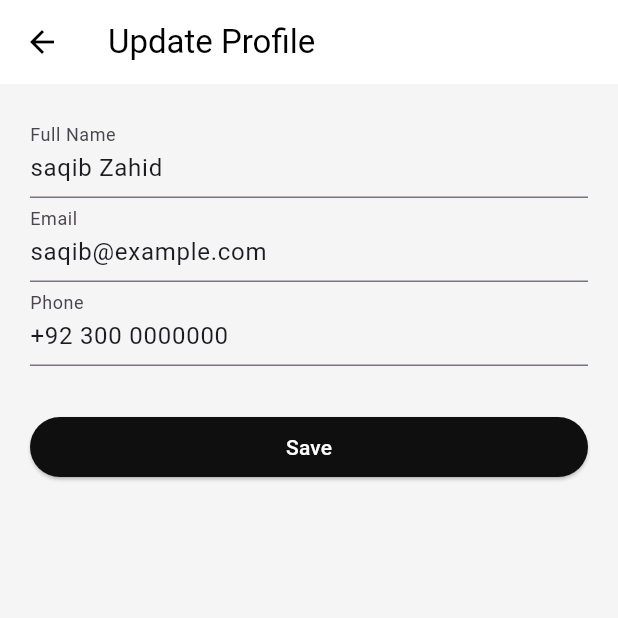
After one commit to DevBeastTeam/rent, a Flutter app: the ListingPage screen opened directly, item 5 of the bottom bar chosen, after a tap on "Update Profile", on a phone screen of 412 x 824 dp, the top half of it. The commit adds this screen. Run offline on Flutter 3.47's test engine with Material 3 defaults, Android fonts, the phone set to English and light mode, and no system bars; network calls fail.

Commit message:
my booking my listing profiledetails profile update done

```diff
--- /dev/null
+++ b/lib/constants/goto.dart
@@ -0,0 +1,9 @@
+import 'package:flutter/material.dart';
+import 'package:rent/main.dart';
+
+goto(pageName) {
+  Navigator.push(
+    contextKey.currentState!.context,
+    MaterialPageRoute(builder: (BuildContext context) => pageName),
+  );
+}
--- a/lib/home_page.dart
+++ b/lib/home_page.dart
@@ -1,6 +1,10 @@
 import 'package:flutter/material.dart';
+import 'package:rent/constants/goto.dart';
+import 'package:rent/listing_page.dart';
+import 'package:rent/my_booking_page.dart';
 import 'package:rent/notificationpage.dart';
 import 'package:rent/constants/data.dart';
+import 'package:rent/profile_details_page.dart';
 
 class HomePage extends StatefulWidget {
   const HomePage({super.key});
@@ -10,15 +14,6 @@ class HomePage extends StatefulWidget {
 }
 
 class _HomePageState extends State<HomePage> {
-  int _selectedIndex = 0;
-
-  void _onTabTapped(int index) {
-    setState(() {
-      _selectedIndex = index;
-      // navigation logic add krna ho tu yahan kr skty ho
-    });
-  }
-
   @override
   Widget build(BuildContext context) {
     return Scaffold(
@@ -273,9 +268,35 @@ class _HomePageState extends State<HomePage> {
         ),
       ),
 
-      bottomNavigationBar: BottomNavigationBar(
-        currentIndex: _selectedIndex,
-        onTap: _onTabTapped,
+      bottomNavigationBar: BottomNavBarWidget(currentIndex: 0),
+    );
+  }
+}
+
+class BottomNavBarWidget extends StatefulWidget {
+  int currentIndex = 0;
+  BottomNavBarWidget({super.key, this.currentIndex = 0});
+
+  @override
+  State<BottomNavBarWidget> createState() => _BottomNavBarWidgetState();
+}
+
+class _BottomNavBarWidgetState extends State<BottomNavBarWidget> {
+  @override
+  Widget build(BuildContext context) {
+    return BottomNavigationBar(
+      currentIndex: widget.currentIndex,
+      onTap: (index) {
+        if (index == 0) {
+          goto(HomePage());
+        } else if (index == 1) {
+          goto(ListingPage());
+        } else if (index == 2) {
+          goto(MyBookingPage());
+        } else if (index == 4) {
+          goto(ProfileDetailsPage());
+        }
+      },
       selectedItemColor: Colors.black,
       unselectedItemColor: Colors.grey,
       showUnselectedLabels: true,
@@ -290,7 +311,6 @@ class _HomePageState extends State<HomePage> {
         BottomNavigationBarItem(icon: Icon(Icons.message), label: 'Messages'),
         BottomNavigationBarItem(icon: Icon(Icons.person), label: 'Profile'),
       ],
-      ),
     );
   }
 }
--- /dev/null
+++ b/lib/listing_page.dart
@@ -0,0 +1,129 @@
+import 'package:flutter/material.dart';
+
+import 'home_page.dart';
+
+class ListingPage extends StatelessWidget {
+  const ListingPage({super.key});
+
+  @override
+  Widget build(BuildContext context) {
+    return Scaffold(
+      appBar: AppBar(
+        backgroundColor: Colors.cyan,
+
+        leading: Icon(Icons.arrow_back, size: 20, color: Colors.black),
+        title: Text(
+          "My listing",
+          style: TextStyle(fontWeight: FontWeight.bold),
+        ),
+      ),
+      body: Padding(
+        padding: const EdgeInsets.all(12.0),
+        child: Column(
+          children: [
+            /// Search Bar
+            Container(
+              padding: const EdgeInsets.symmetric(horizontal: 12),
+              decoration: BoxDecoration(
+                color: Colors.grey.shade300,
+                borderRadius: BorderRadius.circular(10),
+              ),
+              child: const TextField(
+                decoration: InputDecoration(
+                  icon: Icon(Icons.search),
+                  border: InputBorder.none,
+                  hintText: 'Search Listings...',
+                ),
+              ),
+            ),
+            const SizedBox(height: 35),
+
+            /// Listings Grid
+            Expanded(
+              child: GridView.count(
+                crossAxisCount: 2,
+                crossAxisSpacing: 10,
+                mainAxisSpacing: 10,
+                childAspectRatio: 1.15, // Adjusted for smaller box height
+                children: const [
+                  ListingBox(
+                    image: 'assets/images/listing1.png',
+                    title: ' Bed Apartment',
+                  ),
+                  ListingBox(
+                    image: 'assets/images/listing2.png',
+                    title: 'Luxury Villa',
+                  ),
+                  ListingBox(
+                    image: 'assets/images/listing1.png',
+                    title: 'Family House',
+                  ),
+                  ListingBox(
+                    image: 'assets/images/listing2.png',
+                    title: 'Studio Flat',
+                  ),
+                  ListingBox(
+                    image: 'assets/images/listing1.png',
+                    title: 'Modern Condo',
+                  ),
+                  ListingBox(
+                    image: 'assets/images/listing2.png',
+                    title: 'Beachfront Home',
+                  ),
+                ],
+              ),
+            ),
+          ],
+        ),
+      ),
+
+      bottomNavigationBar: BottomNavBarWidget(currentIndex: 1),
+    );
+  }
+}
+
+class ListingBox extends StatelessWidget {
+  final String image;
+  final String title;
+
+  const ListingBox({super.key, required this.image, required this.title});
+
+  @override
+  Widget build(BuildContext context) {
+    return Container(
+      decoration: BoxDecoration(
+        color: Colors.white,
+        borderRadius: BorderRadius.circular(10),
+        boxShadow: [
+          BoxShadow(
+            color: Colors.grey.withOpacity(0.15),
+            blurRadius: 6,
+            offset: const Offset(0, 3),
+          ),
+        ],
+      ),
+      child: Column(
+        children: [
+          ClipRRect(
+            borderRadius: const BorderRadius.vertical(top: Radius.circular(10)),
+            child: Image.asset(
+              image,
+              height: 70, // Reduced image height
+              width: double.infinity,
+              fit: BoxFit.cover,
+            ),
+          ),
+          const SizedBox(height: 6),
+          Padding(
+            padding: const EdgeInsets.symmetric(horizontal: 6),
+            child: Text(
+              title,
+              style: const TextStyle(fontWeight: FontWeight.w600, fontSize: 12),
+              textAlign: TextAlign.center,
+            ),
+          ),
+        ],
+      ),
+    );
+  }
+}
--- a/lib/main.dart
+++ b/lib/main.dart
@@ -2,7 +2,9 @@ import 'package:flutter/material.dart';
 import 'login.dart';
 import 'signup.dart';
 import 'home_page.dart';
+import 'listing_page.dart';
 
+GlobalKey<NavigatorState> contextKey = GlobalKey();
 void main() {
   runApp(MyApp());
 }
@@ -21,6 +23,7 @@ class MyApp extends StatelessWidget {
         visualDensity: VisualDensity.adaptivePlatformDensity,
       ),
       debugShowCheckedModeBanner: false,
+      navigatorKey: contextKey,
       home: LoginPage(),
     );
   }
--- /dev/null
+++ b/lib/profile_details_page.dart
@@ -0,0 +1,64 @@
+import 'package:flutter/material.dart';
+import 'package:rent/home_page.dart';
+import 'profile_update_page.dart';
+
+class ProfileDetailsPage extends StatelessWidget {
+  const ProfileDetailsPage({super.key});
+
+  @override
+  Widget build(BuildContext context) {
+    return Scaffold(
+      backgroundColor: Colors.grey[100],
+      appBar: AppBar(
+        title: const Text("My Profile", style: TextStyle(color: Colors.black)),
+        centerTitle: true,
+        backgroundColor: Colors.white,
+        iconTheme: const IconThemeData(color: Colors.black),
+      ),
+      body: Padding(
+        padding: const EdgeInsets.all(20),
+        child: Column(
+          children: [
+            CircleAvatar(
+              radius: 50,
+              backgroundImage: const AssetImage('assets/images/profile.png'),
+            ),
+            const SizedBox(height: 20),
+            const Text(
+              "Reeb A",
+              style: TextStyle(fontSize: 20, fontWeight: FontWeight.bold),
+            ),
+            const SizedBox(height: 8),
+            const Text(
+              "reeb@example.com",
+              style: TextStyle(color: Colors.grey),
+            ),
+            const Text("+92 300 0000000", style: TextStyle(color: Colors.grey)),
+            const SizedBox(height: 30),
+            SizedBox(
+              width: double.infinity,
+              child: ElevatedButton(
+                style: ElevatedButton.styleFrom(
+                  backgroundColor: const Color.fromARGB(255, 5, 5, 5),
+                ),
+                onPressed: () {
+                  Navigator.push(
+                    context,
+                    MaterialPageRoute(
+                      builder: (_) => const ProfileUpdatePage(),
+                    ),
+                  );
+                },
+                child: const Text(
+                  "Update Profile",
+                  style: TextStyle(color: Colors.white),
+                ),
+              ),
+            ),
+          ],
+        ),
+      ),
+      bottomNavigationBar: BottomNavBarWidget(currentIndex: 4),
+    );
+  }
+}
--- /dev/null
+++ b/lib/profile_update_page.dart
@@ -0,0 +1,64 @@
+import 'package:flutter/material.dart';
+
+class ProfileUpdatePage extends StatefulWidget {
+  const ProfileUpdatePage({super.key});
+
+  @override
+  State<ProfileUpdatePage> createState() => _ProfileUpdatePageState();
+}
+
+class _ProfileUpdatePageState extends State<ProfileUpdatePage> {
+  final nameController = TextEditingController(text: "saqib Zahid");
+  final emailController = TextEditingController(text: "saqib@example.com");
+  final phoneController = TextEditingController(text: "+92 300 0000000");
+
+  @override
+  Widget build(BuildContext context) {
+    return Scaffold(
+      appBar: AppBar(
+        title: const Text(
+          "Update Profile",
+          style: TextStyle(color: Colors.black),
+        ),
+        backgroundColor: Colors.white,
+        iconTheme: const IconThemeData(color: Colors.black),
+      ),
+      body: Padding(
+        padding: const EdgeInsets.all(20),
+        child: Column(
+          children: [
+            TextField(
+              controller: nameController,
+              decoration: const InputDecoration(labelText: "Full Name"),
+            ),
+            TextField(
+              controller: emailController,
+              decoration: const InputDecoration(labelText: "Email"),
+            ),
+            TextField(
+              controller: phoneController,
+              decoration: const InputDecoration(labelText: "Phone"),
+            ),
+            const SizedBox(height: 30),
+            SizedBox(
+              width: double.infinity,
+              child: ElevatedButton(
+                style: ElevatedButton.styleFrom(
+                  backgroundColor: const Color.fromARGB(255, 15, 15, 15),
+                ),
+                onPressed: () {
+                  // Optional: Save logic
+                  Navigator.pop(context);
+                },
+                child: const Text(
+                  "Save",
+                  style: TextStyle(color: Colors.white),
+                ),
+              ),
+            ),
+          ],
+        ),
+      ),
+    );
+  }
+}
```
Also changed, not shown: lib/constants/data.dart (+11 -0 lines), lib/my_booking_page.dart (added, +106 -0 lines), 1 other file. Lines whose indentation alone changed are shown as unchanged.
